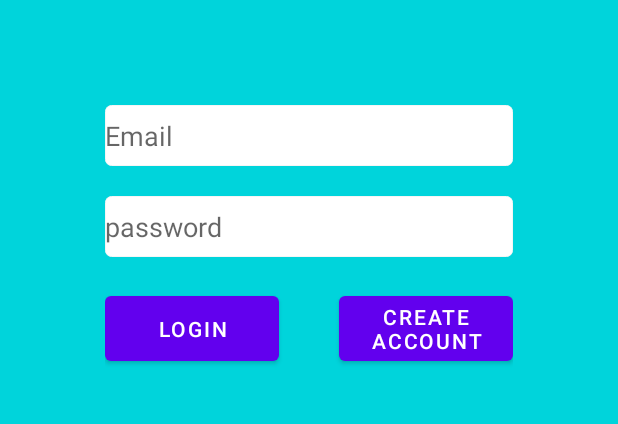
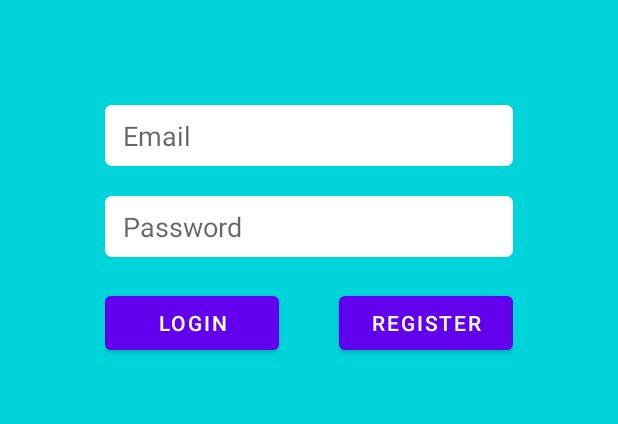
Before and after one commit to yangyulu1114/WhatAHike, an Android app: the screen it shows after launch (LoginActivity), on a phone screen of 412 x 824 dp, the part 370-794 px from its top. Run offline under Robolectric (Android 15) with nearby library versions, the light colour scheme and no system bars; our stand-ins replace Firebase (no records; nobody signed in at launch, a user with empty details on screens opened directly); libraries missing offline, so code that uses them is left out: com.firebase.ui; 1 statement that could not run was skipped.

Commit message:
modify ui

```diff
--- a/app/src/main/res/layout/activity_list_item.xml
+++ b/app/src/main/res/layout/activity_list_item.xml
@@ -1,6 +1,7 @@
 <?xml version="1.0" encoding="utf-8"?>
 <TextView xmlns:android="http://schemas.android.com/apk/res/android"
     android:layout_width="match_parent"
-    android:layout_height="match_parent">
+    android:layout_height="match_parent"
+    android:gravity="center">
 
 </TextView>
--- a/app/src/main/res/layout/activity_login.xml
+++ b/app/src/main/res/layout/activity_login.xml
@@ -24,6 +24,7 @@
         android:background="@drawable/edittext_border"
         android:paddingBottom="8dp"
         android:paddingTop="8dp"
+        android:paddingLeft="12dp"
         android:hint="Email"/>
 
     <EditText
@@ -33,10 +34,11 @@
         android:layout_marginLeft="70dp"
         android:layout_marginRight="70dp"
         android:layout_marginTop="20dp"
-        android:hint="password"
+        android:hint="Password"
         android:background="@drawable/edittext_border"
         android:paddingBottom="8dp"
         android:paddingTop="8dp"
+        android:paddingLeft="12dp"
         android:inputType="textPassword"/>
 
     <LinearLayout
@@ -62,7 +64,7 @@
             android:layout_height="wrap_content"
             android:layout_weight="1"
             android:layout_marginLeft="20dp"
-            android:text="Create Account"
+            android:text="Register"
             android:layout_gravity="center"
             android:onClick="onClick"/>
 
--- a/app/src/main/res/layout/detailedtrail_actionbar.xml
+++ b/app/src/main/res/layout/detailedtrail_actionbar.xml
@@ -19,7 +19,7 @@
         android:layout_height="wrap_content"
         android:layout_alignParentRight="true"
         android:layout_centerVertical="true"
-        android:text="ADD COMMENT"
+        android:text="Add Comment"
         android:layout_marginRight="16dp"
         android:textSize="20sp"
         android:onClick="addComment"
```
Also changed, not shown: app/src/main/res/layout/activity_main.xml (+12 -8 lines).
